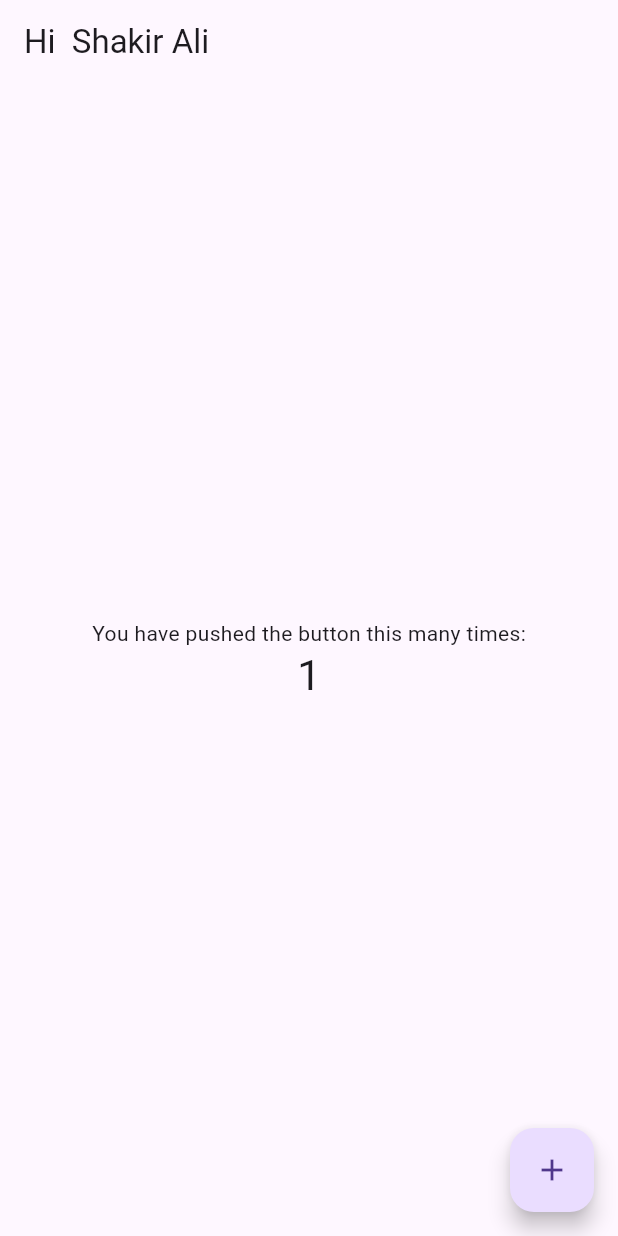
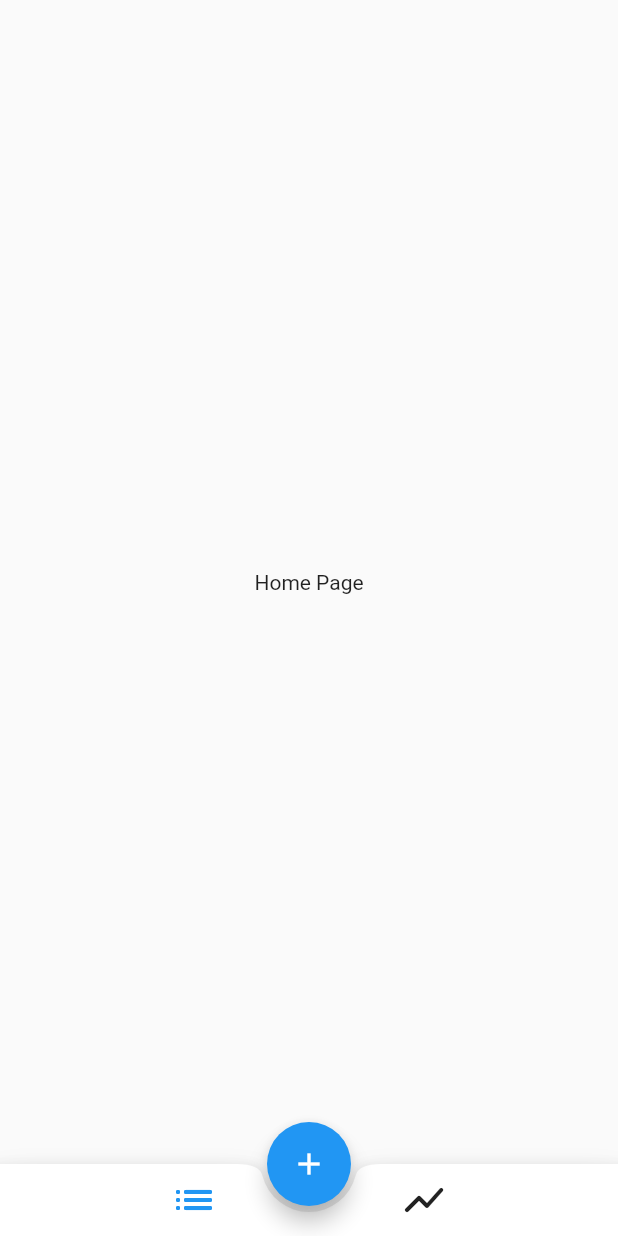
Before and after one commit to Shakir717/Todo-App, a Flutter app: the screen it shows after launch, after a tap on the "add" icon, on a phone screen of 412 x 824 dp. Run offline on Flutter 3.47's test engine with Material 2 defaults, Android fonts, the phone set to English and light mode, and no system bars; our stand-ins replace equatable, flutter_bloc, freezed_annotation, rxdart, shared_preferences; generated files the repository leaves out were written again.

Commit message:
add feature/home

```diff
--- /dev/null
+++ b/lib/app/app.dart
@@ -0,0 +1,34 @@
+import 'package:flutter/material.dart';
+import 'package:flutter_bloc/flutter_bloc.dart';
+import 'package:todo_repository/todo_repository.dart';
+import 'package:flutter_gen/gen_l10n/app_localizations.dart';
+
+import '../home/view/home_page.dart';
+
+
+class App extends StatelessWidget {
+  const App({super.key, required this.todosRepository});
+
+  final TodosRepository todosRepository;
+
+  @override
+  Widget build(BuildContext context) {
+    return RepositoryProvider.value(
+      value: todosRepository,
+      child: const AppView(),
+    );
+  }
+}
+
+class AppView extends StatelessWidget {
+  const AppView({super.key});
+
+  @override
+  Widget build(BuildContext context) {
+    return const MaterialApp(
+      localizationsDelegates: AppLocalizations.localizationsDelegates,
+      supportedLocales: AppLocalizations.supportedLocales,
+      home: HomePage(),
+    );
+  }
+}
--- /dev/null
+++ b/lib/app/app_bloc_observer.dart
@@ -0,0 +1,16 @@
+import 'dart:developer';
+import 'package:flutter_bloc/flutter_bloc.dart';
+
+class AppBlocObserver extends BlocObserver {
+  @override
+  void onChange(BlocBase<dynamic> bloc, Change<dynamic> change) {
+    super.onChange(bloc, change);
+    log('onChange(${bloc.runtimeType}, $change)');
+  }
+
+  @override
+  void onError(BlocBase<dynamic> bloc, Object error, StackTrace stackTrace) {
+    log('onError(${bloc.runtimeType}, $error, $stackTrace)');
+    super.onError(bloc, error, stackTrace);
+  }
+}
--- /dev/null
+++ b/lib/bootstrap.dart
@@ -0,0 +1,24 @@
+import 'dart:async';
+import 'dart:developer';
+import 'package:flutter/cupertino.dart';
+import 'package:flutter_bloc/flutter_bloc.dart';
+import 'package:todo_api/todo_api.dart';
+import 'package:todo_repository/todo_repository.dart';
+
+import 'app/app.dart';
+import 'app/app_bloc_observer.dart';
+
+void bootstrap({required TodoApi todosApi}) {
+  FlutterError.onError = (details) {
+    log(details.exceptionAsString(), stackTrace: details.stack);
+  };
+
+  Bloc.observer = AppBlocObserver();
+
+  final todosRepository = TodosRepository(todosApi: todosApi);
+
+  runZonedGuarded(
+        () => runApp(App(todosRepository: todosRepository)),
+        (error, stackTrace) => log(error.toString(), stackTrace: stackTrace),
+  );
+}
--- /dev/null
+++ b/lib/home/cubit/home_cubit.dart
@@ -0,0 +1,9 @@
+import 'package:equatable/equatable.dart';
+import 'package:flutter_bloc/flutter_bloc.dart';
+part 'home_state.dart';
+
+class HomeCubit extends Cubit<HomeState> {
+  HomeCubit() : super(const HomeState());
+
+  void setTab(HomeTab tab) => emit(HomeState(tab: tab));
+}
--- /dev/null
+++ b/lib/home/cubit/home_state.dart
@@ -0,0 +1,14 @@
+part of 'home_cubit.dart';
+
+enum HomeTab { todos, stats }
+
+class HomeState extends Equatable {
+  const HomeState({
+    this.tab = HomeTab.todos,
+  });
+
+  final HomeTab tab;
+
+  @override
+  List<Object> get props => [tab];
+}
--- /dev/null
+++ b/lib/home/view/home_page.dart
@@ -0,0 +1,75 @@
+import 'package:flutter/material.dart';
+import 'package:flutter_bloc/flutter_bloc.dart';
+import '../cubit/home_cubit.dart';
+
+class HomePage extends StatelessWidget {
+  const HomePage({super.key});
+
+  @override
+  Widget build(BuildContext context) {
+    return BlocProvider(
+      create: (_) => HomeCubit(),
+      child: const HomeView(),
+    );
+  }
+}
+
+class HomeView extends StatelessWidget {
+  const HomeView({super.key});
+
+  @override
+  Widget build(BuildContext context) {
+    final selectedTab = context.select((HomeCubit cubit) => cubit.state.tab);
+
+    return Scaffold(
+      body:const Center(child: Text('Home Page'),),
+      floatingActionButtonLocation: FloatingActionButtonLocation.centerDocked,
+      floatingActionButton: FloatingActionButton(
+        key: const Key('homeView_addTodo_floatingActionButton'),
+        onPressed: (){},
+        child: const Icon(Icons.add),
+      ),
+      bottomNavigationBar: BottomAppBar(
+        shape: const CircularNotchedRectangle(),
+        child: Row(
+          mainAxisAlignment: MainAxisAlignment.spaceEvenly,
+          children: [
+            _HomeTabButton(
+              groupValue: selectedTab,
+              value: HomeTab.todos,
+              icon: const Icon(Icons.list_rounded),
+            ),
+            _HomeTabButton(
+              groupValue: selectedTab,
+              value: HomeTab.stats,
+              icon: const Icon(Icons.show_chart_rounded),
+            ),
+          ],
+        ),
+      ),
+    );
+  }
+}
+
+class _HomeTabButton extends StatelessWidget {
+  const _HomeTabButton({
+    required this.groupValue,
+    required this.value,
+    required this.icon,
+  });
+
+  final HomeTab groupValue;
+  final HomeTab value;
+  final Widget icon;
+
+  @override
+  Widget build(BuildContext context) {
+    return IconButton(
+      onPressed: () => context.read<HomeCubit>().setTab(value),
+      iconSize: 32,
+      color:
+      groupValue != value ? null : Theme.of(context).colorScheme.secondary,
+      icon: icon,
+    );
+  }
+}
--- /dev/null
+++ b/lib/home/view/view.dart
@@ -0,0 +1 @@
+export 'home_page.dart';
--- a/lib/main.dart
+++ b/lib/main.dart
@@ -1,119 +1,13 @@
-import 'package:flutter/material.dart';
-import 'package:flutter_gen/gen_l10n/app_localizations.dart';
+import 'package:flutter/widgets.dart';
+import 'package:todo_local_storage/todo_local_storage.dart';
+import 'bootstrap.dart';
 
-void main() {
-  runApp(const MyApp());
+Future<void> main() async {
+  WidgetsFlutterBinding.ensureInitialized();
+
+  final todosApi = LocalStorageApi(
+    plugin: await SharedPreferences.getInstance(),
+  );
+
+  bootstrap(todosApi: todosApi);
 }
-
-class MyApp extends StatelessWidget {
-  const MyApp({Key? key}) : super(key: key);
-
-  // This widget is the root of your application.
-  @override
-  Widget build(BuildContext context) {
-    return MaterialApp(
-      localizationsDelegates: AppLocalizations.localizationsDelegates,
-      supportedLocales: AppLocalizations.supportedLocales,
-      title: 'Flutter Demo',
-      theme: ThemeData(
-        useMaterial3: true,
-        // This is the theme of your application.
-        //
-        // Try running your application with "flutter run". You'll see the
-        // application has a blue toolbar. Then, without quitting the app, try
-        // changing the primarySwatch below to Colors.green and then invoke
-        // "hot reload" (press "r" in the console where you ran "flutter run",
-        // or simply save your changes to "hot reload" in a Flutter IDE).
-        // Notice that the counter didn't reset back to zero; the application
-        // is not restarted.
-        primarySwatch: Colors.blue,
-      ),
-      home: MyHomePage(title: ''),
-    );
-  }
-}
-
-class MyHomePage extends StatefulWidget {
-  const MyHomePage({Key? key, required this.title}) : super(key: key);
-
-  // This widget is the home page of your application. It is stateful, meaning
-  // that it has a State object (defined below) that contains fields that affect
-  // how it looks.
-
-  // This class is the configuration for the state. It holds the values (in this
-  // case the title) provided by the parent (in this case the App widget) and
-  // used by the build method of the State. Fields in a Widget subclass are
-  // always marked "final".
-
-  final String title;
-
-  @override
-  State<MyHomePage> createState() => _MyHomePageState();
-}
-
-class _MyHomePageState extends State<MyHomePage> {
-  int _counter = 0;
-
-  void _incrementCounter() {
-    setState(() {
-      // This call to setState tells the Flutter framework that something has
-      // changed in this State, which causes it to rerun the build method below
-      // so that the display can reflect the updated values. If we changed
-      // _counter without calling setState(), then the build method would not be
-      // called again, and so nothing would appear to happen.
-      _counter++;
-    });
-  }
-
-  @override
-  Widget build(BuildContext context) {
-    // This method is rerun every time setState is called, for instance as done
-    // by the _incrementCounter method above.
-    //
-    // The Flutter framework has been optimized to make rerunning build methods
-    // fast, so that you can just rebuild anything that needs updating rather
-    // than having to individually change instances of widgets.
-    return Scaffold(
-      appBar: AppBar(
-        // Here we take the value from the MyHomePage object that was created by
-        // the App.build method, and use it to set our appbar title.
-        title: Text(AppLocalizations.of(context)!.helloWorld('Shakir Ali')),
-      ),
-      body: Center(
-        // Center is a layout widget. It takes a single child and positions it
-        // in the middle of the parent.
-        child: Column(
-          // Column is also a layout widget. It takes a list of children and
-          // arranges them vertically. By default, it sizes itself to fit its
-          // children horizontally, and tries to be as tall as its parent.
-          //
-          // Invoke "debug painting" (press "p" in the console, choose the
-          // "Toggle Debug Paint" action from the Flutter Inspector in Android
-          // Studio, or the "Toggle Debug Paint" command in Visual Studio Code)
-          // to see the wireframe for each widget.
-          //
-          // Column has various properties to control how it sizes itself and
-          // how it positions its children. Here we use mainAxisAlignment to
-          // center the children vertically; the main axis here is the vertical
-          // axis because Columns are vertical (the cross axis would be
-          // horizontal).
-          mainAxisAlignment: MainAxisAlignment.center,
-          children: <Widget>[
-            const Text(
-              'You have pushed the button this many times:',
-            ),
-            Text(
-              '$_counter',
-              style: Theme.of(context).textTheme.headline4,
-            ),
-          ],
-        ),
-      ),
-      floatingActionButton: FloatingActionButton(
-        onPressed: _incrementCounter,
-        tooltip: 'Increment',
-        child: const Icon(Icons.add),
-      ), // This trailing comma makes auto-formatting nicer for build methods.
-    );
-  }
-}
```
Also changed, not shown: pubspec.yaml (+8 -0 lines), pubspec.lock, 1 other file.
